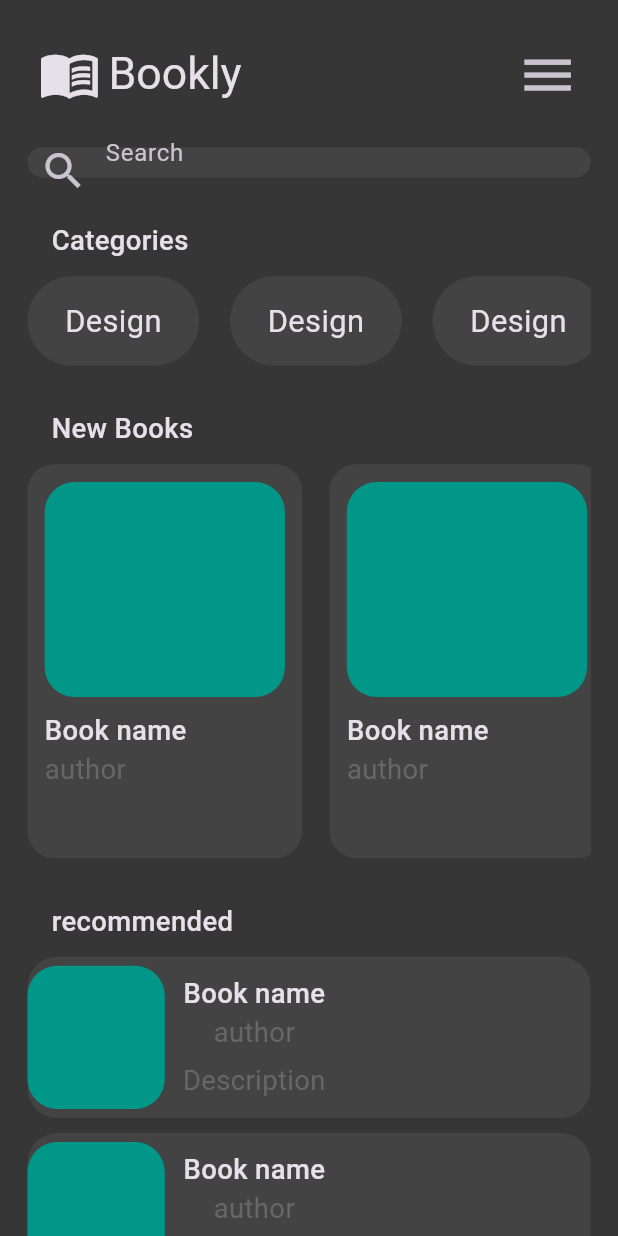
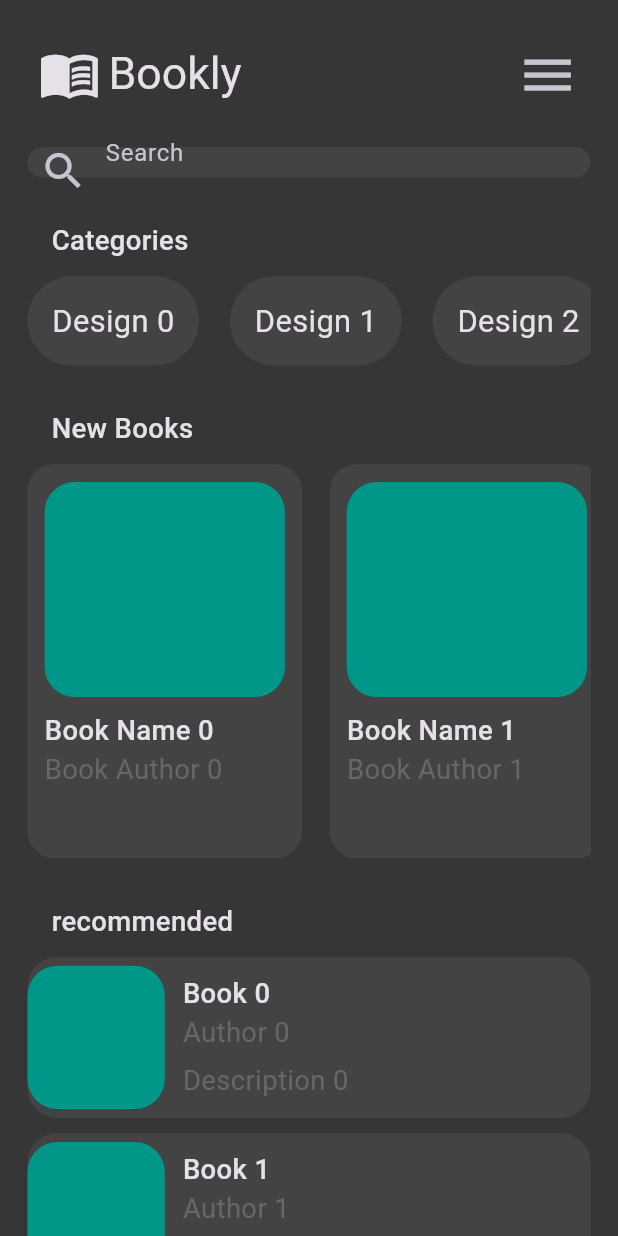
Before and after one commit to youssefhedefa/bookly_application, a Flutter app: the screen it shows after launch, on a phone screen of 412 x 824 dp. Run offline on Flutter 3.47's test engine with Material 2 defaults, Android fonts, the phone set to English and light mode, and no system bars; our stand-ins replace flutter_screenutil.

Commit message:
add Side Bar to all views

```diff
--- a/lib/Features/presentation/views_model/views/book_details_view.dart
+++ b/lib/Features/presentation/views_model/views/book_details_view.dart
@@ -58,7 +58,7 @@ class BookDetailsView extends StatelessWidget {
             ),
             child: Row(
               children: [
-                const CustomCategoryItem(),
+                const CustomCategoryItem(category: 'design'),
                 const Spacer(),
                 IconButton(
                   onPressed: () {},
--- a/lib/Features/presentation/views_model/views/widgets/custom_app_bar.dart
+++ b/lib/Features/presentation/views_model/views/widgets/custom_app_bar.dart
@@ -9,16 +9,16 @@ class CustomAppBar extends StatelessWidget implements PreferredSizeWidget {
     this.backGroundColor,
   }) : super(key: key);
   final String title;
-  final Widget leadingIcon;
+  final Widget? leadingIcon;
   final Color? backGroundColor;
+
   @override
   Widget build(BuildContext context) {
     return AppBar(
-      automaticallyImplyLeading: false, // this will hide Drawer hamburger icon
-
+      automaticallyImplyLeading: false,
       elevation: 0.0,
       backgroundColor: const Color.fromRGBO(54, 54, 54, 1),
-
+      forceMaterialTransparency: true,
       title: Text(
         title,
         style: TextStyle(
@@ -32,15 +32,14 @@ class CustomAppBar extends StatelessWidget implements PreferredSizeWidget {
         Builder(
           builder: (BuildContext context) {
             return IconButton(
-              onPressed: ()
-              {
+              onPressed: () {
                 Scaffold.of(context).openDrawer();
               },
               icon: Icon(
                 Icons.menu_outlined,
                 size: 36.sp,
               ),
-            ) ;
+            );
           },
         ),
       ],
--- a/lib/Features/presentation/views_model/views/widgets/custom_button.dart
+++ b/lib/Features/presentation/views_model/views/widgets/custom_button.dart
@@ -25,6 +25,8 @@ class _CustomButtonState extends State<CustomButton> {
   }
   @override
   Widget build(BuildContext context) {
+    return Builder(
+      builder: (context) {
         return GestureDetector(
           onTap: () {
             setState(() {
@@ -35,7 +37,9 @@ class _CustomButtonState extends State<CustomButton> {
                 color = Colors.white54;
               }
             });
+            Navigator.of(context).pop();
             Navigator.pushNamed(context, navigationPlace!);
+            //Scaffold.of(context).closeDrawer();
           },
           child: Padding(
             padding: EdgeInsetsDirectional.only(end: 5.0.w),
@@ -65,4 +69,6 @@ class _CustomButtonState extends State<CustomButton> {
           ),
         );
       }
+    );
   }
+}
--- a/lib/Features/presentation/views_model/views/widgets/itemDesign/custom_book_item.dart
+++ b/lib/Features/presentation/views_model/views/widgets/itemDesign/custom_book_item.dart
@@ -3,15 +3,16 @@ import 'package:flutter_screenutil/flutter_screenutil.dart';
 import '../../../../../../constance.dart';
 
 class CustomBookItem extends StatelessWidget {
-  const CustomBookItem({Key? key}) : super(key: key);
-
+  const CustomBookItem({Key? key, required this.bookName, required this.bookAuthor}) : super(key: key);
+  final String bookName;
+  final String bookAuthor;
   @override
   Widget build(BuildContext context) {
     return Padding(
       padding:  EdgeInsetsDirectional.only(end :16.0.w),
       child: Container(
         width: 160.w,
-        height: 220.h,
+        height: 200.h,
         decoration: BoxDecoration(
           color:kShadowColor,
           borderRadius: BorderRadius.circular(18),
@@ -30,14 +31,14 @@ class CustomBookItem extends StatelessWidget {
             ),
             SizedBox(height: 8.h,),
             Text(
-              'Book name',
+              bookName,
               style: TextStyle(
                 fontSize: 16.sp,
                 fontWeight: FontWeight.w500,
               ),
             ),
             Text(
-              'author',
+              bookAuthor,
               style: TextStyle(
                 fontSize: 16.sp,
                 fontWeight: FontWeight.w400,
--- a/lib/Features/presentation/views_model/views/widgets/itemDesign/custom_category_item.dart
+++ b/lib/Features/presentation/views_model/views/widgets/itemDesign/custom_category_item.dart
@@ -3,8 +3,8 @@ import 'package:flutter_screenutil/flutter_screenutil.dart';
 import '../../../../../../constance.dart';
 
 class CustomCategoryItem extends StatelessWidget {
-  const CustomCategoryItem({Key? key}) : super(key: key);
-
+  const CustomCategoryItem({Key? key, required this.category}) : super(key: key);
+  final String category;
   @override
   Widget build(BuildContext context) {
     return Container(
@@ -16,7 +16,7 @@ class CustomCategoryItem extends StatelessWidget {
       ),
       alignment: Alignment.center,
       child: Text(
-        'Design',
+        category,
         style: TextStyle(fontSize: 18.sp),
       ),
     );
--- a/lib/Features/presentation/views_model/views/widgets/itemDesign/custom_recommended_item.dart
+++ b/lib/Features/presentation/views_model/views/widgets/itemDesign/custom_recommended_item.dart
@@ -3,8 +3,10 @@ import 'package:flutter_screenutil/flutter_screenutil.dart';
 import '../../../../../../constance.dart';
 
 class CustomRecommendedItem extends StatelessWidget {
-  const CustomRecommendedItem({Key? key}) : super(key: key);
-
+  const CustomRecommendedItem({Key? key, required this.bookName, required this.authorName, required this.description}) : super(key: key);
+  final String bookName;
+  final String authorName;
+  final String description;
   @override
   Widget build(BuildContext context) {
     return  Padding(
@@ -30,16 +32,17 @@ class CustomRecommendedItem extends StatelessWidget {
             Padding(
               padding: EdgeInsetsDirectional.all(10.0.h),
               child: Column(
+                crossAxisAlignment: CrossAxisAlignment.start,
                 children: [
                   Text(
-                    'Book name',
+                    bookName,
                     style: TextStyle(
                       fontSize: 16.sp,
                       fontWeight: FontWeight.w500,
                     ),
                   ),
                   Text(
-                    'author',
+                    authorName,
                     style: TextStyle(
                       fontSize: 16.sp,
                       fontWeight: FontWeight.w400,
@@ -48,7 +51,7 @@ class CustomRecommendedItem extends StatelessWidget {
                   ),
                   const Spacer(),
                   Text(
-                    'Description',
+                    description,
                     style: TextStyle(
                       fontSize: 16.sp,
                       fontWeight: FontWeight.w400,
--- a/lib/Features/presentation/views_model/views/widgets/listDesign/custom_book_list.dart
+++ b/lib/Features/presentation/views_model/views/widgets/listDesign/custom_book_list.dart
@@ -16,7 +16,10 @@ class CustomBooksList extends StatelessWidget {
           onTap: () {
             Navigator.pushNamed(context, BookDetailsView.id);
           },
-          child: const CustomBookItem(),
+          child: CustomBookItem(
+            bookName: 'Book Name $index',
+            bookAuthor: 'Book Author $index',
+          ),
         ),
         itemCount: 10,
         scrollDirection: Axis.horizontal,
--- a/lib/Features/presentation/views_model/views/widgets/listDesign/custom_categories_list.dart
+++ b/lib/Features/presentation/views_model/views/widgets/listDesign/custom_categories_list.dart
@@ -12,7 +12,7 @@ class CustomCategoriesList extends StatelessWidget {
       child: ListView.builder(
         itemBuilder: (context, index) => Padding(
           padding: EdgeInsetsDirectional.only(end: 18.0.w),
-          child: const CustomCategoryItem(),
+          child:  CustomCategoryItem(category: 'Design $index'),
         ),
         itemCount: 10,
         scrollDirection: Axis.horizontal,
--- a/lib/Features/presentation/views_model/views/widgets/listDesign/custom_recommended_list.dart
+++ b/lib/Features/presentation/views_model/views/widgets/listDesign/custom_recommended_list.dart
@@ -15,7 +15,11 @@ class CustomRecommendedList extends StatelessWidget {
         onTap: () {
           Navigator.pushNamed(context, BookDetailsView.id);
         },
-        child: const CustomRecommendedItem(),
+        child: CustomRecommendedItem(
+          authorName: 'Author $index',
+          bookName: 'Book $index',
+          description: 'Description $index',
+        ),
       ),
       itemCount: 20,
       scrollDirection: Axis.vertical,
```
Also changed, not shown: lib/Features/presentation/views_model/views/favorites_view.dart (+24 -3 lines), lib/Features/presentation/views_model/views/settings_view.dart (+15 -3 lines). Lines whose indentation alone changed are shown as unchanged.
